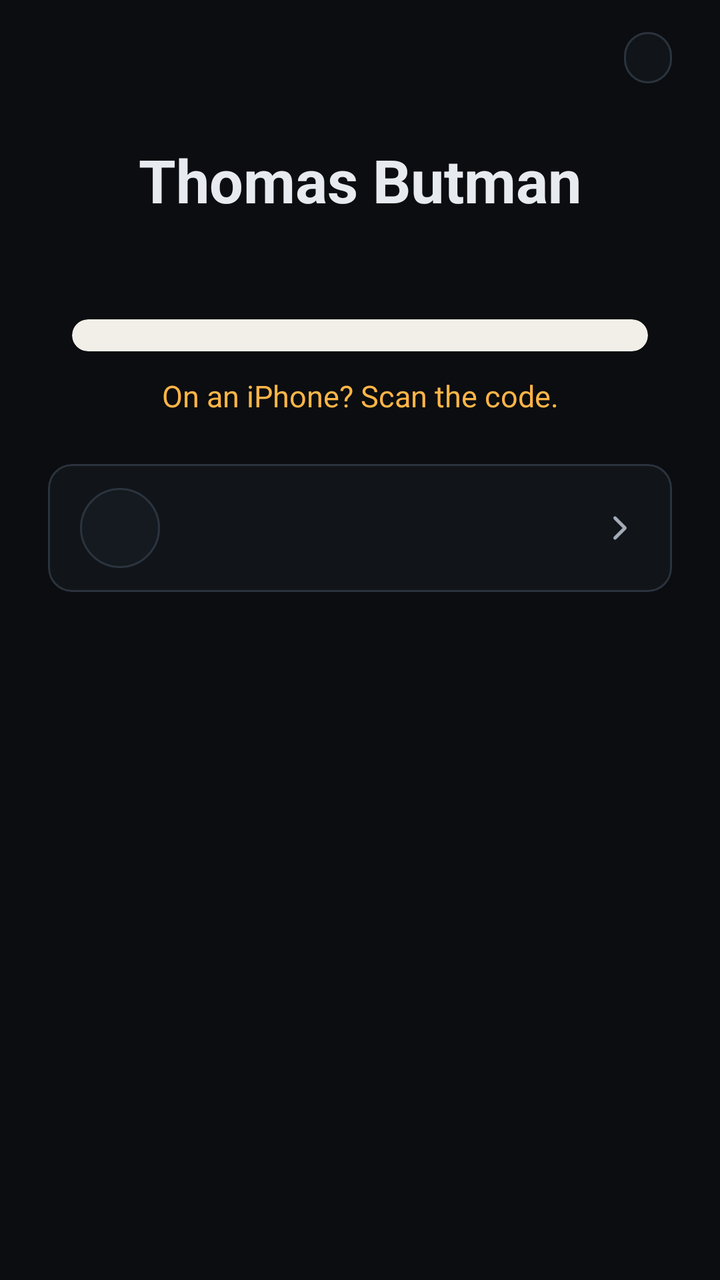
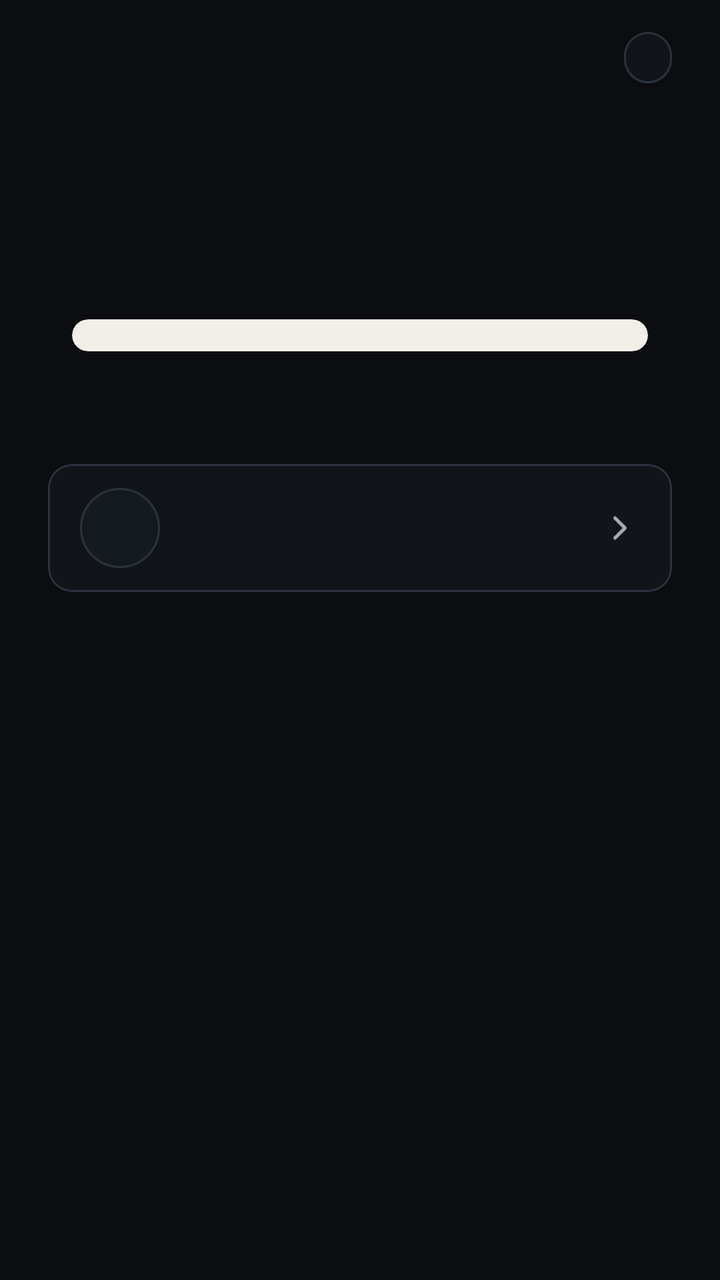

Compare the two renders of this Android layout. The source of the first and the diff that turns it into the second are given below.
<!-- AndroidManifest.xml: application theme Theme.NfcShare -->
<!-- res/layout/panel_share.xml -->
<?xml version="1.0" encoding="utf-8"?>
<ScrollView xmlns:android="http://schemas.android.com/apk/res/android"
    xmlns:app="http://schemas.android.com/apk/res-auto"
    style="@style/Panel">

    <LinearLayout
        android:layout_width="match_parent"
        android:layout_height="wrap_content"
        android:orientation="vertical"
        android:paddingHorizontal="24dp"
        android:paddingTop="16dp"
        android:paddingBottom="24dp">

        <LinearLayout
            android:layout_width="match_parent"
            android:layout_height="wrap_content"
            android:gravity="center_vertical"
            android:orientation="horizontal">

            <TextView
                android:id="@+id/brand"
                android:layout_width="0dp"
                android:layout_height="wrap_content"
                android:layout_weight="1"
                android:fontFamily="monospace"
                android:textColor="@color/text"
                android:textSize="16sp" />

            <TextView
                android:id="@+id/state"
                android:layout_width="wrap_content"
                android:layout_height="wrap_content"
                android:background="@drawable/bg_chip"
                android:paddingHorizontal="12dp"
                android:paddingVertical="4dp"
                android:textSize="13sp" />
        </LinearLayout>

        <TextView
            android:layout_width="match_parent"
            android:layout_height="wrap_content"
            android:layout_marginTop="28dp"
            android:gravity="center"
            android:text="@string/your_name"
            android:textColor="@color/text"
            android:textSize="30sp"
            android:textStyle="bold" />

        <TextView
            android:id="@+id/tagline"
            android:layout_width="match_parent"
            android:layout_height="wrap_content"
            android:layout_marginTop="4dp"
            android:gravity="center"
            android:textColor="@color/muted"
            android:textSize="16sp" />

        <com.google.android.material.card.MaterialCardView
            android:id="@+id/qr_card"
            android:layout_width="match_parent"
            android:layout_height="wrap_content"
            android:layout_marginHorizontal="12dp"
            android:layout_marginTop="24dp"
            app:cardBackgroundColor="@color/qr_light"
            app:cardCornerRadius="20dp"
            app:cardElevation="0dp"
            app:strokeWidth="0dp">

            <ImageView
                android:id="@+id/qr"
                android:layout_width="match_parent"
                android:layout_height="wrap_content"
                android:adjustViewBounds="true"
                android:contentDescription="@string/qr_description"
                android:padding="8dp"
                android:scaleType="fitCenter" />
        </com.google.android.material.card.MaterialCardView>

        <LinearLayout
            android:id="@+id/wifi_missing"
            android:layout_width="match_parent"
            android:layout_height="wrap_content"
            android:layout_marginTop="24dp"
            android:gravity="center"
            android:orientation="vertical"
            android:visibility="gone">

            <TextView
                style="@style/Hint"
                android:gravity="center"
                android:text="@string/wifi_missing" />

            <com.google.android.material.button.MaterialButton
                android:id="@+id/open_settings"
                style="@style/Widget.Material3.Button.TonalButton"
                android:layout_width="wrap_content"
                android:layout_height="wrap_content"
                android:layout_marginTop="8dp"
                android:text="@string/open_settings" />
        </LinearLayout>

        <TextView
            android:id="@+id/iphone_hint"
            android:layout_width="match_parent"
            android:layout_height="wrap_content"
            android:layout_marginTop="12dp"
            android:gravity="center"
            android:text="@string/iphone_hint"
            android:textColor="@color/accent"
            android:textSize="15sp" />

        <com.google.android.material.button.MaterialButton
            android:id="@+id/nfc_settings"
            style="@style/Widget.Material3.Button.TonalButton"
            android:layout_width="wrap_content"
            android:layout_height="wrap_content"
            android:layout_gravity="center_horizontal"
            android:layout_marginTop="12dp"
            android:text="@string/open_nfc_settings"
            android:visibility="gone" />

        <com.google.android.material.card.MaterialCardView
            android:id="@+id/share_row"
            style="@style/Widget.Material3.CardView.Outlined"
            android:layout_width="match_parent"
            android:layout_height="wrap_content"
            android:layout_marginTop="24dp"
            android:clickable="true"
            android:focusable="true"
            app:cardBackgroundColor="@color/panel"
            app:strokeColor="@color/line_strong">

            <include android:id="@+id/share_row_content" layout="@layout/row_preset" />
        </com.google.android.material.card.MaterialCardView>

        <TextView
            android:id="@+id/meta"
            android:layout_width="match_parent"
            android:layout_height="wrap_content"
            android:layout_marginTop="10dp"
            android:fontFamily="monospace"
            android:gravity="center"
            android:textColor="@color/dim"
            android:textSize="12sp" />
    </LinearLayout>
</ScrollView>
<!-- res/layout/row_preset.xml (included above) -->
<?xml version="1.0" encoding="utf-8"?>
<LinearLayout xmlns:android="http://schemas.android.com/apk/res/android"
    xmlns:app="http://schemas.android.com/apk/res-auto"
    android:layout_width="match_parent"
    android:layout_height="wrap_content"
    android:background="?attr/selectableItemBackground"
    android:gravity="center_vertical"
    android:minHeight="64dp"
    android:orientation="horizontal"
    android:paddingHorizontal="16dp"
    android:paddingVertical="10dp">

    
    <FrameLayout
        android:layout_width="40dp"
        android:layout_height="40dp"
        android:background="@drawable/bg_monogram">

        <ImageView
            android:id="@+id/logo"
            android:layout_width="22dp"
            android:layout_height="22dp"
            android:layout_gravity="center"
            android:importantForAccessibility="no" />

        <TextView
            android:id="@+id/monogram"
            android:layout_width="match_parent"
            android:layout_height="match_parent"
            android:fontFamily="monospace"
            android:gravity="center"
            android:textColor="@color/accent"
            android:textSize="15sp"
            android:textStyle="bold" />
    </FrameLayout>

    <LinearLayout
        android:layout_width="0dp"
        android:layout_height="wrap_content"
        android:layout_marginStart="14dp"
        android:layout_weight="1"
        android:orientation="vertical">

        <TextView
            android:id="@+id/title"
            android:layout_width="match_parent"
            android:layout_height="wrap_content"
            android:textColor="@color/text"
            android:textSize="16sp" />

        <TextView
            android:id="@+id/subtitle"
            android:layout_width="match_parent"
            android:layout_height="wrap_content"
            android:layout_marginTop="2dp"
            android:ellipsize="end"
            android:maxLines="1"
            android:textColor="@color/muted"
            android:textSize="13sp" />

        
        <TextView
            android:id="@+id/note"
            android:layout_width="match_parent"
            android:layout_height="wrap_content"
            android:layout_marginTop="2dp"
            android:text="@string/iphone_scan_only"
            android:textColor="@color/accent"
            android:textSize="13sp"
            android:visibility="gone" />
    </LinearLayout>

    <ImageView
        android:id="@+id/end"
        android:layout_width="20dp"
        android:layout_height="20dp"
        android:layout_marginStart="8dp"
        android:importantForAccessibility="no"
        android:src="@drawable/ic_chevron"
        app:tint="@color/muted" />
</LinearLayout>
<!-- resources referenced by this layout -->
<resources>
  <color name="accent">#FFB547</color>
  <color name="dim">#8A94A0</color>
  <color name="line_strong">#2B343E</color>
  <color name="muted">#A2ABB6</color>
  <color name="panel">#11151A</color>
  <color name="qr_light">#F1EFE8</color>
  <color name="text">#E7EAEE</color>
  <!-- drawable bg_chip (drawable) -->
  <?xml version="1.0" encoding="utf-8"?>
  <shape xmlns:android="http://schemas.android.com/apk/res/android">
      <corners android:radius="999dp" />
      <solid android:color="@color/panel" />
      <stroke android:width="1dp" android:color="@color/line_strong" />
  </shape>
  <!-- drawable bg_monogram (drawable) -->
  <?xml version="1.0" encoding="utf-8"?>
  <shape xmlns:android="http://schemas.android.com/apk/res/android" android:shape="oval">
      <solid android:color="@color/panel_raised" />
      <stroke android:width="1dp" android:color="@color/line_strong" />
  </shape>
  <!-- drawable ic_chevron (drawable) -->
  <?xml version="1.0" encoding="utf-8"?>
  <vector xmlns:android="http://schemas.android.com/apk/res/android"
      android:width="24dp" android:height="24dp" android:viewportWidth="24" android:viewportHeight="24">
      <path android:fillColor="#00000000" android:strokeColor="#FFFFFFFF" android:strokeWidth="2"
          android:strokeLineCap="round" android:strokeLineJoin="round" android:pathData="M9,6L15,12L9,18" />
  </vector>
  <string name="iphone_hint">On an iPhone? Scan the code.</string>
  <string name="iphone_scan_only">iPhone: scan the code</string>
  <string name="open_nfc_settings">Turn on NFC</string>
  <string name="open_settings">Open settings</string>
  <string name="qr_description">QR code for what a tap shares</string>
  <string name="wifi_missing">Add the Wi-Fi name and password in Settings to share it.</string>
  <string name="your_name">Thomas Butman</string>
  <style name="Hint">
          <item name="android:layout_width">match_parent</item>
          <item name="android:layout_height">wrap_content</item>
          <item name="android:textColor">@color/muted</item>
          <item name="android:textSize">14sp</item>
      </style>
  <style name="Panel">
          <item name="android:layout_width">match_parent</item>
          <item name="android:layout_height">match_parent</item>
          <item name="android:fillViewport">true</item>
      </style>
  <style name="Theme.NfcShare" parent="Theme.Material3.Dark.NoActionBar">
          <item name="colorPrimary">@color/accent</item>
          <item name="colorOnPrimary">@color/bg</item>
          <item name="colorPrimaryContainer">@color/accent_soft</item>
          <item name="colorOnPrimaryContainer">@color/accent</item>
          <item name="colorSecondary">@color/accent</item>
          <item name="colorSecondaryContainer">@color/accent_soft</item>
          <item name="colorOnSecondaryContainer">@color/accent</item>
          <item name="colorSurface">@color/bg</item>
          <item name="colorSurfaceContainer">@color/panel</item>
          <item name="colorSurfaceContainerLow">@color/panel</item>
          <item name="colorSurfaceContainerHigh">@color/panel_raised</item>
          <item name="colorOnSurface">@color/text</item>
          <item name="colorOnSurfaceVariant">@color/muted</item>
          <item name="colorOutline">@color/line_strong</item>
          <item name="colorOutlineVariant">@color/line</item>
          <item name="android:colorBackground">@color/bg</item>
          <item name="android:windowBackground">@color/bg</item>
          <item name="android:statusBarColor">@color/bg</item>
          <item name="android:navigationBarColor">@color/panel</item>
          <item name="bottomSheetDialogTheme">@style/ThemeOverlay.NfcShare.BottomSheet</item>
      </style>
  <color name="panel_raised">#151A20</color>
  <color name="bg">#0B0D10</color>
  <color name="accent_soft">#33FFB547</color>
  <color name="line">#1F262E</color>
  <style name="ThemeOverlay.NfcShare.BottomSheet" parent="ThemeOverlay.Material3.BottomSheetDialog">
          <item name="colorSurfaceContainerLow">@color/panel</item>
      </style>
</resources>

<!-- the commit's change to res/layout/panel_share.xml (unified diff, before → after) -->
@@ -37,14 +37,23 @@
         </LinearLayout>
 
         <TextView
+            android:id="@+id/name"
             android:layout_width="match_parent"
             android:layout_height="wrap_content"
             android:layout_marginTop="28dp"
             android:gravity="center"
-            android:text="@string/your_name"
             android:textColor="@color/text"
             android:textSize="30sp"
             android:textStyle="bold" />
+
+        <com.google.android.material.button.MaterialButton
+            android:id="@+id/set_up_profile"
+            android:layout_width="wrap_content"
+            android:layout_height="wrap_content"
+            android:layout_gravity="center_horizontal"
+            android:layout_marginTop="16dp"
+            android:text="@string/set_up_profile"
+            android:visibility="gone" />
 
         <TextView
             android:id="@+id/tagline"
@@ -105,7 +114,6 @@
             android:layout_height="wrap_content"
             android:layout_marginTop="12dp"
             android:gravity="center"
-            android:text="@string/iphone_hint"
             android:textColor="@color/accent"
             android:textSize="15sp" />
 
<!-- resource entries referenced after the edit -->
@@ -27,13 +27,12 @@
       <path android:fillColor="#00000000" android:strokeColor="#FFFFFFFF" android:strokeWidth="2"
           android:strokeLineCap="round" android:strokeLineJoin="round" android:pathData="M9,6L15,12L9,18" />
   </vector>
-  <string name="iphone_hint">On an iPhone? Scan the code.</string>
   <string name="iphone_scan_only">iPhone: scan the code</string>
   <string name="open_nfc_settings">Turn on NFC</string>
   <string name="open_settings">Open settings</string>
   <string name="qr_description">QR code for what a tap shares</string>
+  <string name="set_up_profile">Set up your profile</string>
   <string name="wifi_missing">Add the Wi-Fi name and password in Settings to share it.</string>
-  <string name="your_name">Thomas Butman</string>
   <style name="Hint">
           <item name="android:layout_width">match_parent</item>
           <item name="android:layout_height">wrap_content</item>
